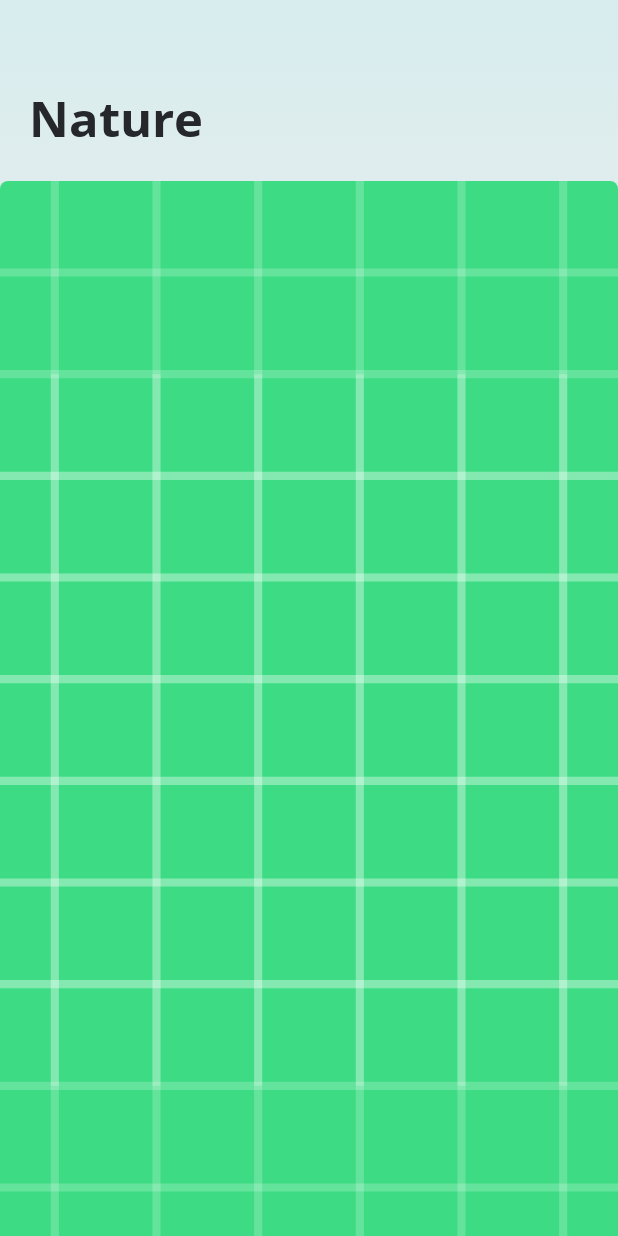
After one commit to hientranea/Wallpaper, an Android app: the layout fragment_search.xml on its own in the app's theme, with its tools: preview values and no code run, on a phone screen of 412 x 824 dp. The commit adds this screen. Run offline under Robolectric (Android 15) with nearby library versions, the phone set to English and light mode, and no system bars; network calls fail.

Commit message:
[f] Implement search screen

```diff
--- a/app/src/main/java/com/hientran/wallpaper/presentation/ui/home/HomePagingAdapter.kt
+++ b/app/src/main/java/com/hientran/wallpaper/presentation/ui/home/HomePagingAdapter.kt
@@ -19,7 +19,8 @@ import java.util.PrimitiveIterator
 
 class HomePagingAdapter(
     private val onPhotoClick: (View, String) -> Unit,
-    private val onCollectionClick: (PhotoCollection) -> Unit
+    private val onCollectionClick: (PhotoCollection) -> Unit,
+    private val onSearchClick: (String) -> Unit
 ): PagingDataAdapter<HomeItemView, HomeViewHolder>(diffCallback) {
     override fun onCreateViewHolder(parent: ViewGroup, viewType: Int): HomeViewHolder {
         val inflater = LayoutInflater.from(parent.context)
@@ -36,7 +37,7 @@ class HomePagingAdapter(
         data.recycle()
 
         return when (viewType) {
-            R.layout.item_home_search_bar -> HomeSearchBarViewHolder(searchBarView)
+            R.layout.item_home_search_bar -> HomeSearchBarViewHolder(searchBarView, onSearchClick)
             R.layout.item_home_title -> HomeTitleViewHolder(titleView)
             R.layout.item_home_curated_photos ->
                 HomeCuratedPhotosViewHolder(onPhotoClick, curatedPhotosView)
--- /dev/null
+++ b/app/src/main/res/layout/fragment_search.xml
@@ -0,0 +1,38 @@
+<?xml version="1.0" encoding="utf-8"?>
+<androidx.constraintlayout.widget.ConstraintLayout
+    xmlns:android="http://schemas.android.com/apk/res/android"
+    xmlns:app="http://schemas.android.com/apk/res-auto"
+    xmlns:tools="http://schemas.android.com/tools"
+    android:layout_width="match_parent"
+    android:layout_height="match_parent"
+    android:background="@drawable/bg_main_gradient">
+
+    <androidx.appcompat.widget.Toolbar
+        android:id="@+id/tb_search"
+        android:layout_width="match_parent"
+        android:layout_height="?attr/actionBarSize"
+        android:clickable="true"
+        android:focusable="true"
+        android:focusableInTouchMode="true"
+        app:layout_constraintTop_toTopOf="parent" />
+
+    <TextView
+        android:id="@+id/tv_search_title"
+        style="@style/TextHeading"
+        android:layout_width="match_parent"
+        android:layout_height="wrap_content"
+        android:layout_marginEnd="@dimen/home_margin_horizontal"
+        android:layout_marginStart="@dimen/home_margin_horizontal"
+        app:layout_constraintTop_toBottomOf="@id/tb_search"
+        tools:text="Nature" />
+
+    <androidx.recyclerview.widget.RecyclerView
+        android:id="@+id/rv_search"
+        android:layout_width="match_parent"
+        android:layout_height="0dp"
+        android:layout_marginTop="@dimen/home_title_margin_bottom"
+        app:layout_constraintTop_toBottomOf="@id/tv_search_title"
+        tools:listitem="@layout/item_wallpaper"
+        app:layout_constraintBottom_toBottomOf="parent" />
+
+</androidx.constraintlayout.widget.ConstraintLayout>
```
Also changed, not shown: app/src/main/java/com/hientran/wallpaper/common/extensions/StringExt.kt (added, +7 -0 lines), app/src/main/java/com/hientran/wallpaper/presentation/ui/home/HomeFragment.kt (+6 -1 lines), app/src/main/java/com/hientran/wallpaper/presentation/ui/home/HomeViewHolder.kt (+15 -1 lines), app/src/main/java/com/hientran/wallpaper/presentation/ui/search/SearchFragment.kt (added, +62 -0 lines), app/src/main/java/com/hientran/wallpaper/presentation/ui/search/SearchViewModel.kt (added, +31 -0 lines), app/src/main/java/com/hientran/wallpaper/presentation/ui/search/SearchViewState.kt (added, +8 -0 lines), app/src/main/res/layout/item_home_search_bar.xml (+20 -2 lines), app/src/main/res/navigation/nav_graph.xml (+22 -3 lines), app/src/main/res/drawable/ic_search.png (added), 3 other files.
